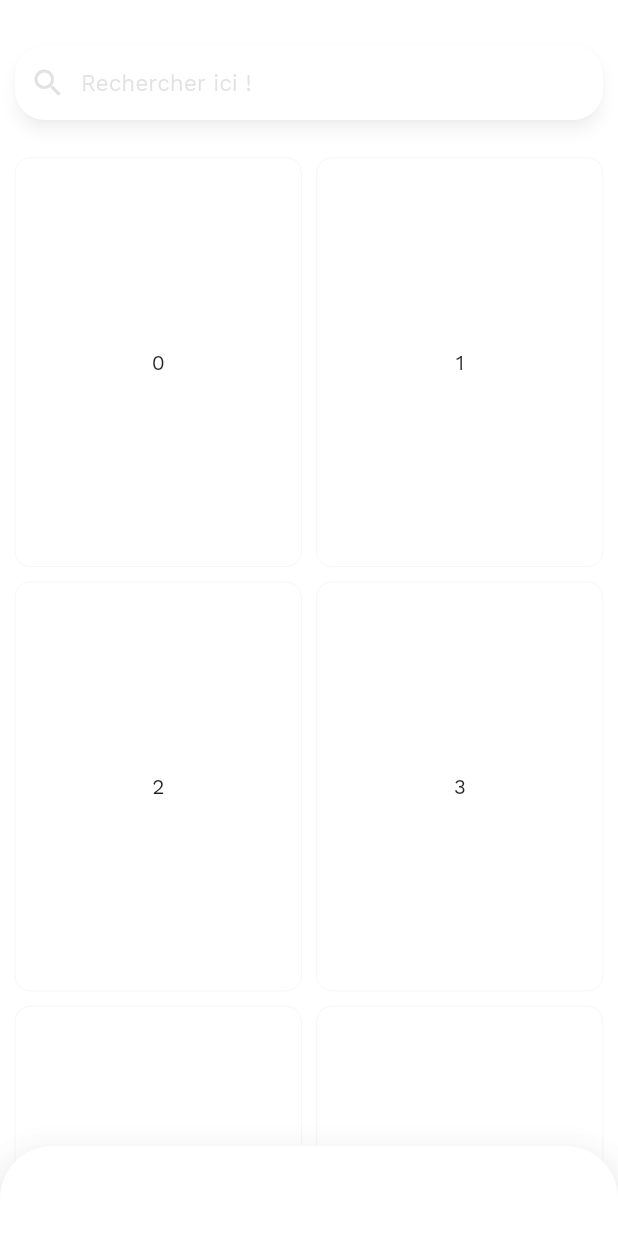
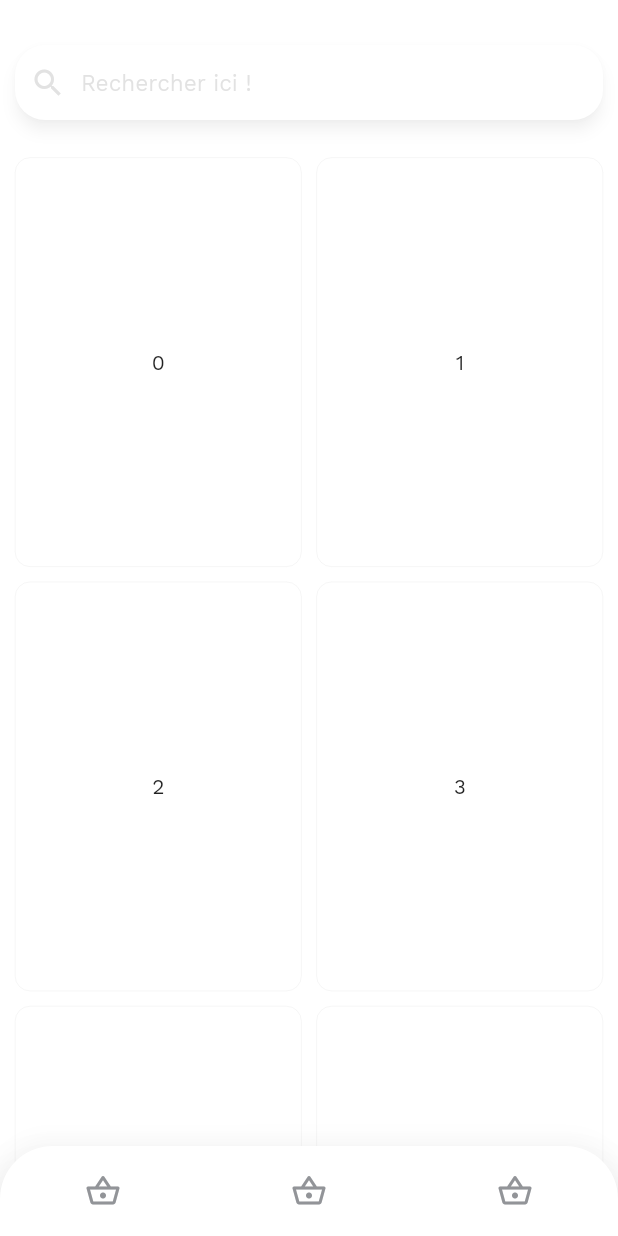
Before and after one commit to Optimus-ged/flutter_e_commerce, a Flutter app: the HomePage screen opened directly, on a phone screen of 412 x 824 dp. Run offline on Flutter 3.47's test engine with Material 2 defaults, Android fonts, the phone set to English and light mode, and no system bars; our stand-ins replace google_fonts.

Commit message:
Some items added to botom navigation bar

```diff
--- a/lib/screens/pages/home_page.dart
+++ b/lib/screens/pages/home_page.dart
@@ -16,7 +16,6 @@ class HomePage extends StatelessWidget {
               automaticallyImplyLeading: false,
               expandedHeight: 100,
               backgroundColor: Colors.white,
-
               flexibleSpace: FlexibleSpaceBar(
                 background: Container(
                   alignment: Alignment.bottomCenter,
@@ -69,6 +68,44 @@ class HomePage extends StatelessWidget {
           child: Container(
             height: 60,
             color: Colors.transparent,
+            child: Row(
+              mainAxisAlignment: MainAxisAlignment.spaceAround,
+              children: [
+                Container(
+                  // color: Colors.amber,
+                  child: Padding(
+                    padding: const EdgeInsets.symmetric(
+                        vertical: 10, horizontal: 15),
+                    child: Icon(
+                      Icons.shopping_basket_outlined,
+                      color: AppTheme.greyColor,
+                    ),
+                  ),
+                ),
+                Container(
+                  // color: Colors.amber,
+                  child: Padding(
+                    padding: const EdgeInsets.symmetric(
+                        vertical: 10, horizontal: 15),
+                    child: Icon(
+                      Icons.shopping_basket_outlined,
+                      color: AppTheme.greyColor,
+                    ),
+                  ),
+                ),
+                Container(
+                  // color: Colors.amber,
+                  child: Padding(
+                    padding: const EdgeInsets.symmetric(
+                        vertical: 10, horizontal: 15),
+                    child: Icon(
+                      Icons.shopping_basket_outlined,
+                      color: AppTheme.greyColor,
+                    ),
+                  ),
+                )
+              ],
+            ),
           ),
         ),
         floatingActionButtonLocation: FloatingActionButtonLocation.centerDocked,
```
